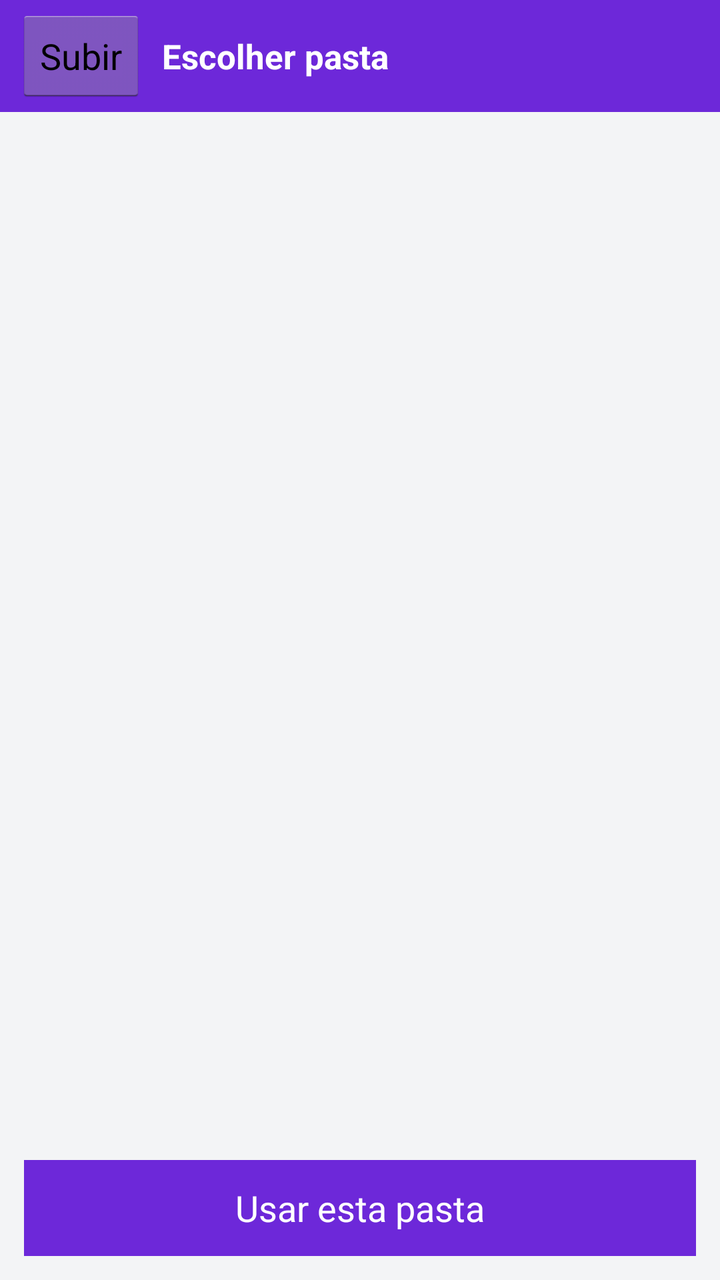
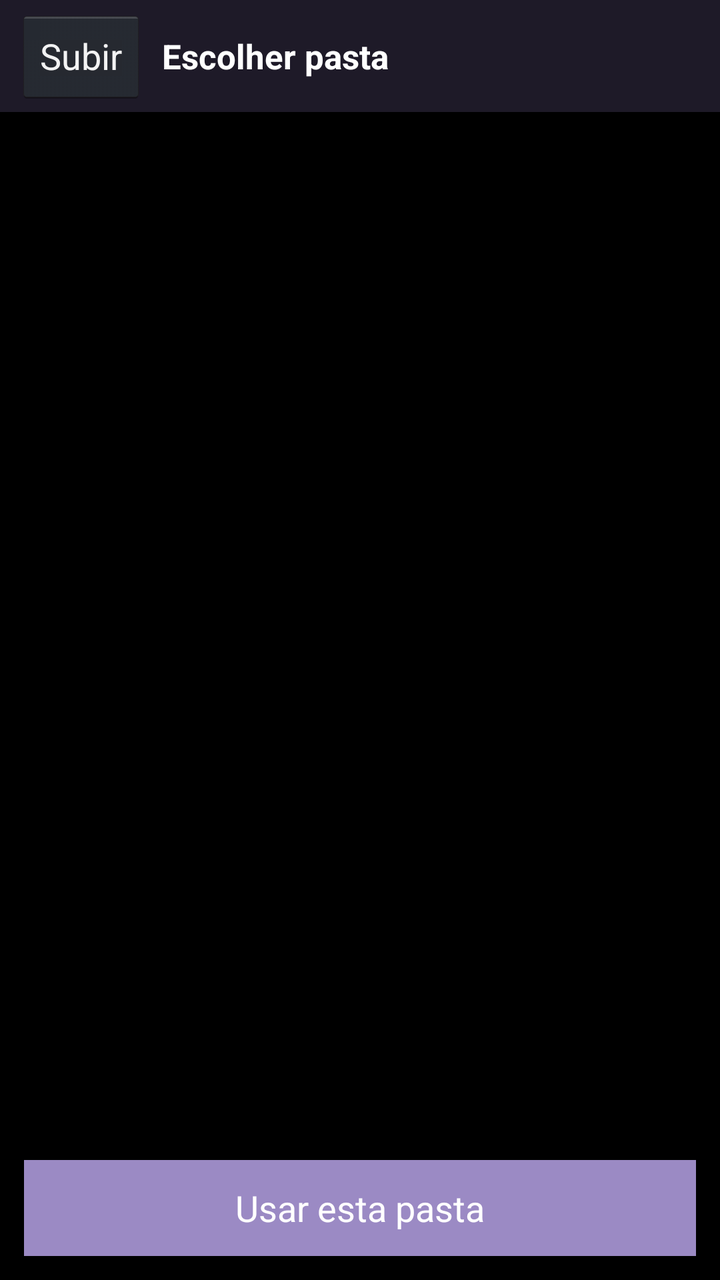

An Android layout rendered at two revisions. The XML below is the earlier revision; the diff shows what the commit changed to produce the second picture.
<!-- AndroidManifest.xml: application theme JcsTheme -->
<!-- res/layout/activity_folder_browser.xml -->
<?xml version="1.0" encoding="utf-8"?>
<LinearLayout xmlns:android="http://schemas.android.com/apk/res/android"
    android:layout_width="match_parent"
    android:layout_height="match_parent"
    android:background="@color/jcs_bg"
    android:orientation="vertical">

    <LinearLayout
        android:layout_width="match_parent"
        android:layout_height="56dp"
        android:background="@color/jcs_purple"
        android:gravity="center_vertical"
        android:orientation="horizontal"
        android:paddingLeft="8dp"
        android:paddingRight="8dp">

        <Button
            android:id="@+id/upButton"
            android:layout_width="wrap_content"
            android:layout_height="wrap_content"
            android:text="@string/folder_up"
            android:textAllCaps="false" />

        <TextView
            android:layout_width="0dp"
            android:layout_height="wrap_content"
            android:layout_weight="1"
            android:paddingLeft="8dp"
            android:text="@string/folder_browser_title"
            android:textColor="@color/jcs_white"
            android:textSize="17sp"
            android:textStyle="bold" />
    </LinearLayout>

    <TextView
        android:id="@+id/pathView"
        android:layout_width="match_parent"
        android:layout_height="wrap_content"
        android:padding="10dp"
        android:textColor="@color/jcs_muted"
        android:textIsSelectable="true"
        android:textSize="12sp" />

    <Button
        android:id="@+id/systemPickerButton"
        android:layout_width="match_parent"
        android:layout_height="wrap_content"
        android:layout_marginLeft="12dp"
        android:layout_marginRight="12dp"
        android:text="@string/folder_system_picker"
        android:textAllCaps="false"
        android:visibility="gone" />

    <ListView
        android:id="@+id/folderList"
        android:layout_width="match_parent"
        android:layout_height="0dp"
        android:layout_weight="1"
        android:divider="#E5E7EB"
        android:dividerHeight="1dp"
        android:paddingLeft="8dp"
        android:paddingRight="8dp" />

    <Button
        android:id="@+id/selectButton"
        android:layout_width="match_parent"
        android:layout_height="wrap_content"
        android:layout_margin="12dp"
        android:background="@color/jcs_purple"
        android:text="@string/folder_select"
        android:textAllCaps="false"
        android:textColor="@color/jcs_white" />
</LinearLayout>
<!-- resources referenced by this layout -->
<resources>
  <color name="jcs_bg">#F3F4F6</color>
  <color name="jcs_muted">#6B7280</color>
  <color name="jcs_purple">#6D28D9</color>
  <color name="jcs_white">#FFFFFF</color>
  <string name="folder_browser_title">Escolher pasta</string>
  <string name="folder_select">Usar esta pasta</string>
  <string name="folder_system_picker">Seletor do Android (Drive, Downloads…)</string>
  <string name="folder_up">Subir</string>
  <style name="JcsTheme" parent="android:Theme.Holo.Light.NoActionBar">
          <item name="android:windowBackground">@color/jcs_bg</item>
          <item name="android:colorPrimary">@color/jcs_purple</item>
          <item name="android:colorPrimaryDark">@color/jcs_purple_dark</item>
          <item name="android:textColorPrimary">@color/jcs_text</item>
      </style>
  <color name="jcs_purple_dark">#4C1D95</color>
  <color name="jcs_text">#1F2937</color>
</resources>

<!-- the commit's change to res/layout/activity_folder_browser.xml (unified diff, before → after) -->
@@ -8,7 +8,7 @@
     <LinearLayout
         android:layout_width="match_parent"
         android:layout_height="56dp"
-        android:background="@color/jcs_purple"
+        android:background="@color/jcs_surface"
         android:gravity="center_vertical"
         android:orientation="horizontal"
         android:paddingLeft="8dp"
@@ -56,7 +56,7 @@
         android:layout_width="match_parent"
         android:layout_height="0dp"
         android:layout_weight="1"
-        android:divider="#E5E7EB"
+        android:divider="@color/jcs_divider"
         android:dividerHeight="1dp"
         android:paddingLeft="8dp"
         android:paddingRight="8dp" />
<!-- resource entries referenced after the edit -->
@@ -1,20 +1,28 @@
 <!-- resources referenced by this layout -->
 <resources>
-  <color name="jcs_bg">#F3F4F6</color>
-  <color name="jcs_muted">#6B7280</color>
-  <color name="jcs_purple">#6D28D9</color>
+  <color name="jcs_bg">#000000</color>
+  <color name="jcs_divider">#3F3F46</color>
+  <color name="jcs_muted">#A1A1AA</color>
+  <color name="jcs_purple">#9B8AC4</color>
+  <color name="jcs_surface">#1E1A28</color>
   <color name="jcs_white">#FFFFFF</color>
   <string name="folder_browser_title">Escolher pasta</string>
   <string name="folder_select">Usar esta pasta</string>
   <string name="folder_system_picker">Seletor do Android (Drive, Downloads…)</string>
   <string name="folder_up">Subir</string>
-  <style name="JcsTheme" parent="android:Theme.Holo.Light.NoActionBar">
+  <style name="JcsTheme" parent="android:Theme.Holo.NoActionBar">
+  
           <item name="android:windowBackground">@color/jcs_bg</item>
+  
           <item name="android:colorPrimary">@color/jcs_purple</item>
-          <item name="android:colorPrimaryDark">@color/jcs_purple_dark</item>
+  
+          <item name="android:colorPrimaryDark">@color/jcs_surface</item>
+  
           <item name="android:textColorPrimary">@color/jcs_text</item>
+  
+          <item name="android:textColorSecondary">@color/jcs_muted</item>
+  
       </style>
-  <color name="jcs_purple_dark">#4C1D95</color>
-  <color name="jcs_text">#1F2937</color>
+  <color name="jcs_text">#F3F4F6</color>
 </resources>
 
